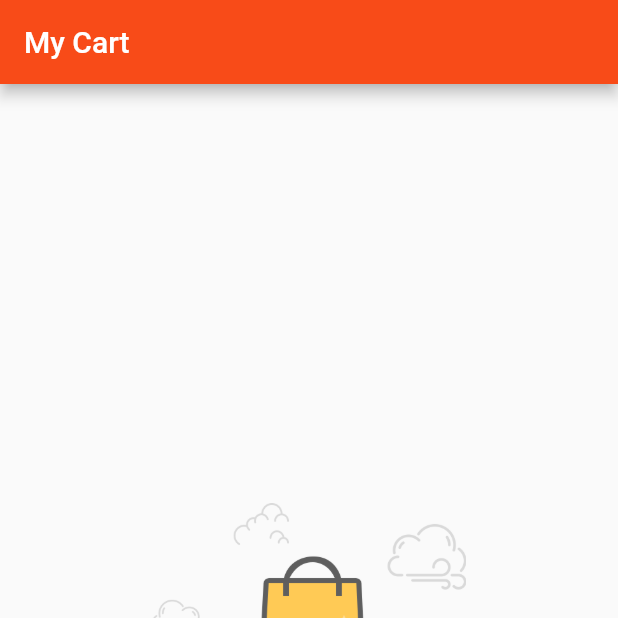
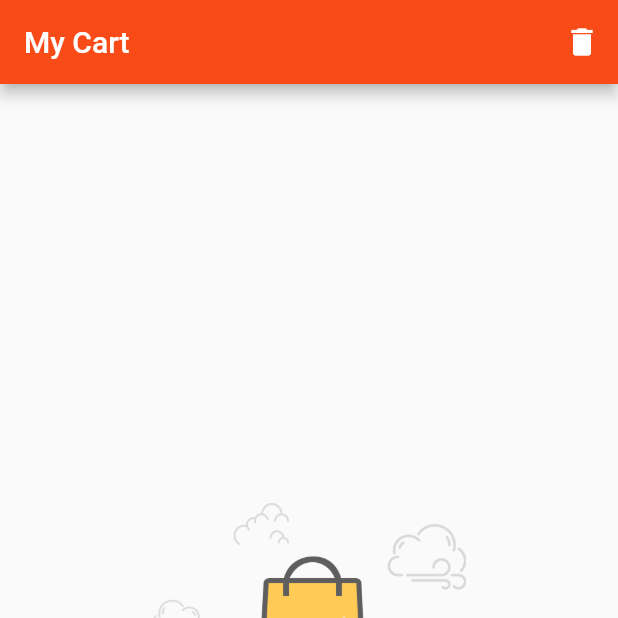
Before and after one commit to heshanka/food_delivery_app, a Flutter app: the screen it shows after launch, item 2 of the bottom bar chosen, on a phone screen of 412 x 824 dp, the top half of it. Run offline on Flutter 3.47's test engine with Material 2 defaults, Android fonts, the phone set to English and light mode, and no system bars; our stand-ins replace cached_network_image, flutter_swiper, google_fonts, shared_preferences; network calls fail.

Commit message:
Added method to empty cart and used it in screen

```diff
--- a/lib/controller/CartModel.dart
+++ b/lib/controller/CartModel.dart
@@ -58,4 +58,9 @@ class CartModel extends Model {
     }
     return totalQuantity;
   }
+
+  void emptyCart() {
+    productMap.clear();
+    notifyListeners();
+  }
 }
--- a/lib/view/Cart.dart
+++ b/lib/view/Cart.dart
@@ -10,13 +10,21 @@ class Cart extends StatelessWidget {
   @override
   Widget build(BuildContext context) {
     double scaleFactor = Utils.getScreenWidth(context) / Utils.pWidth;
-    return Scaffold(
+    return ScopedModel(
+      model: MainModel.getCartModel(),
+      child: Scaffold(
           appBar: AppBar(
             title: Text("My Cart"),
+            actions: [
+              ScopedModelDescendant<CartModel>(
+                  builder: (context, child, model) => IconButton(
+                      icon: Icon(Icons.delete),
+                      onPressed: () {
+                        model.emptyCart();
+                      }))
+            ],
           ),
-        body: ScopedModel(
-            model: MainModel.getCartModel(),
-            child: ScopedModelDescendant<CartModel>(
+          body: ScopedModelDescendant<CartModel>(
               builder: (context, child, model) => model
                       .productMap.keys.isNotEmpty
                   ? Stack(
@@ -69,8 +77,7 @@ class Cart extends StatelessWidget {
                                             style: TextStyle(
                                                 color: Colors.white,
                                                 fontSize: 18,
-                                                  fontWeight:
-                                                      FontWeight.bold))),
+                                                fontWeight: FontWeight.bold))),
                                     color: Color(0xfffd4d27)),
                               ),
                             ],
@@ -81,7 +88,8 @@ class Cart extends StatelessWidget {
                   : Center(
                       child: Image.asset("assets/emptycart.png",
                           width: 200 * scaleFactor,
-                            height: 200 * scaleFactor)))));
+                          height: 200 * scaleFactor)))),
+    );
   }
 
   void showSuccessDialog(BuildContext context) {
--- a/lib/view/Favorites.dart
+++ b/lib/view/Favorites.dart
@@ -40,7 +40,7 @@ class Favorites extends StatelessWidget {
                       )
                     : Padding(
                       padding: EdgeInsets.only(top: MediaQuery.of(context).size.height/3.5,
-                      left: 16, right: 16),
+                      left: 16 * scaleFactor, right: 16 * scaleFactor),
                       child: Column(
                           mainAxisAlignment: MainAxisAlignment.center,
                           children: [
```
Lines whose indentation alone changed are shown as unchanged.
